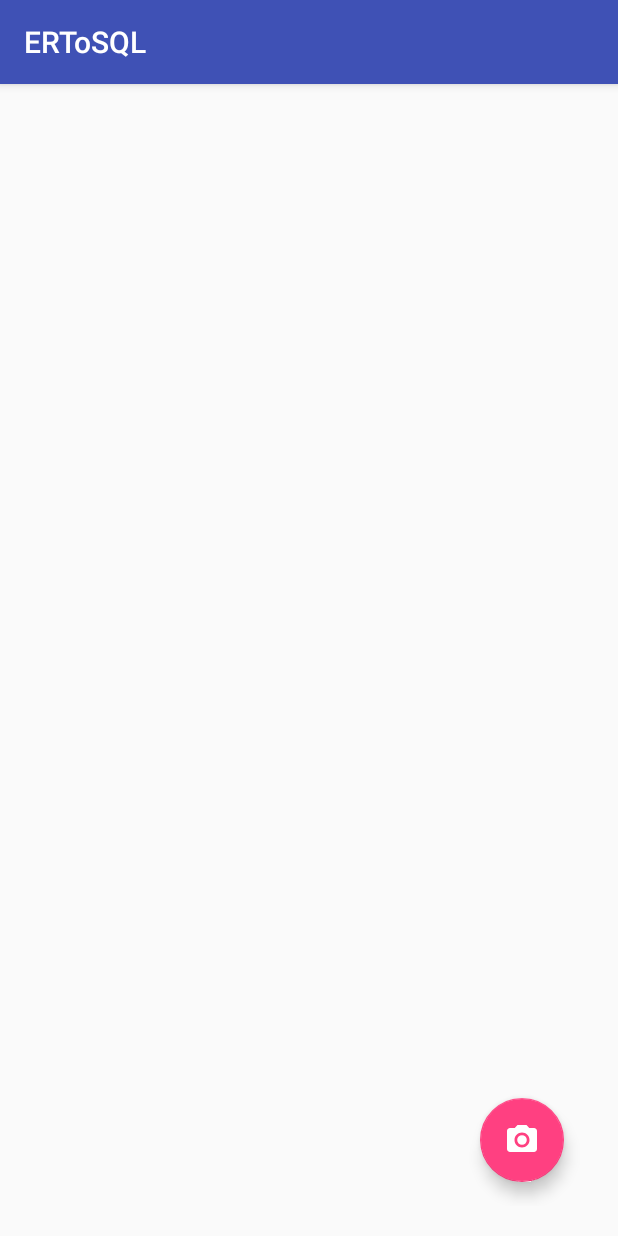
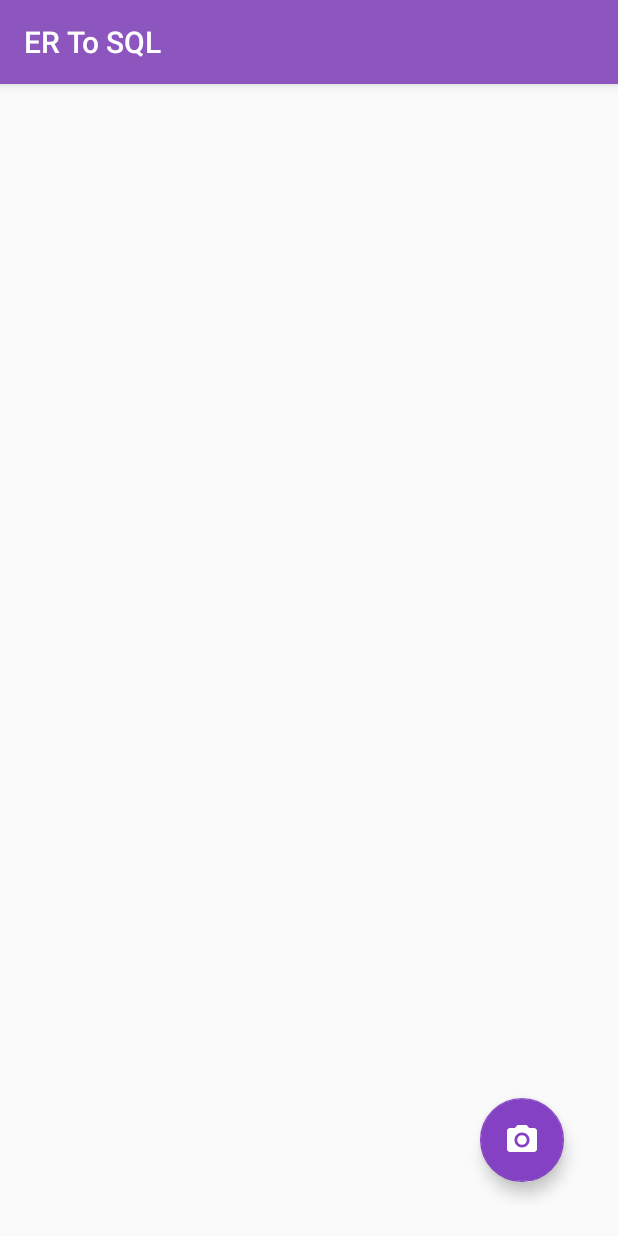
Before and after one commit to DavidIbrahim/ERToSQL, an Android app: the screen it shows after launch (MainActivity), on a phone screen of 412 x 824 dp. Run offline under Robolectric (Android 15) with nearby library versions, the phone set to English and light mode, and no system bars; libraries missing offline, so code that uses them is left out: com.karumi.dexter; 1 statement that could not run was skipped.

Commit message:
add new values resources

```diff
--- a/app/src/main/res/values/colors.xml
+++ b/app/src/main/res/values/colors.xml
@@ -3,4 +3,7 @@
     <color name="colorPrimary">#3F51B5</color>
     <color name="colorPrimaryDark">#303F9F</color>
     <color name="colorAccent">#FF4081</color>
+   <color name="material_orange_500">#8D56BF</color>
+    <color name="material_orange_700">#8541c3</color>fea414
+    <color name="material_orange_a700">#8541c3</color>
 </resources>
--- /dev/null
+++ b/app/src/main/res/values/ic_launcher_background.xml
@@ -0,0 +1,4 @@
+<?xml version="1.0" encoding="utf-8"?>
+<resources>
+    <color name="ic_launcher_background">#58585F</color>
+</resources>
--- a/app/src/main/res/values/strings.xml
+++ b/app/src/main/res/values/strings.xml
@@ -1,3 +1,3 @@
 <resources>
-    <string name="app_name">ERToSQL</string>
+    <string name="app_name">ER To SQL</string>
 </resources>
--- a/app/src/main/res/values/styles.xml
+++ b/app/src/main/res/values/styles.xml
@@ -1,11 +1,39 @@
 <resources>
 
     <!-- Base application theme. -->
-    <style name="AppTheme" parent="Base.Theme.AppCompat.Light.DarkActionBar">
+    <style name="AppTheme" parent="Theme.AppCompat.Light.DarkActionBar">
         <!-- Customize your theme here. -->
-        <item name="colorPrimary">@color/colorPrimary</item>
-        <item name="colorPrimaryDark">@color/colorPrimaryDark</item>
-        <item name="colorAccent">@color/colorAccent</item>
+
+        <!-- AppCompat Attributes -->
+        <item name="colorPrimary">@color/material_orange_500</item>
+        <item name="colorPrimaryDark">@color/material_orange_700</item>
+        <item name="colorAccent">@color/material_orange_a700</item>
+
+        <!-- AppCompat Control Attributes -->
+        <!-- Other control states (not in this example)
+        <item name="colorButtonNormal">@color/material_orange_500</item>
+        <item name="colorControlNormal">@color/material_orange_500</item>
+        <item name="colorControlActivated">@color/material_orange_500</item>
+        <item name="colorControlHighlight">@color/selector_orange_pressed</item>
+        -->
+
+        <!-- AppCompat Dialog Attributes -->
+        <item name="dialogTheme">@style/AppTheme.Dialog.Orange</item>
+        <item name="alertDialogTheme">@style/AppTheme.Dialog.Alert.Orange</item>
+    </style>
+
+    <!-- Orange Dialog Theme -->
+    <style name="AppTheme.Dialog.Orange" parent="Theme.AppCompat.Light.Dialog">
+        <item name="colorPrimary">@color/material_orange_500</item>
+        <item name="colorPrimaryDark">@color/material_orange_700</item>
+        <item name="colorAccent">@color/material_orange_a700</item>
+    </style>
+
+    <!-- Orange Alert Dialog Theme -->
+    <style name="AppTheme.Dialog.Alert.Orange" parent="Theme.AppCompat.Light.Dialog.Alert">
+        <item name="colorPrimary">@color/material_orange_500</item>
+        <item name="colorPrimaryDark">@color/material_orange_700</item>
+        <item name="colorAccent">@color/material_orange_a700</item>
     </style>
 
 </resources>
```
